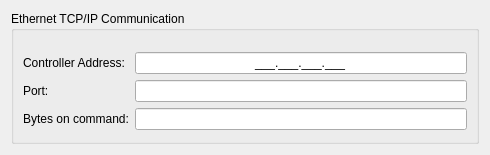
Qt form NWTR_Robotics_GUI/ethernettcpcommunicationconfigwidget.ui (mnowator/SCARA_Control) before a commit.
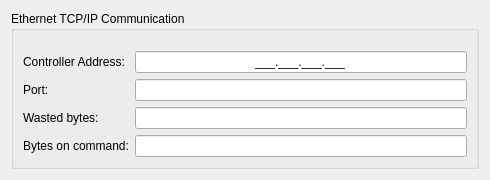
The same form after that commit. Custom widgets are drawn as their Qt base class.

What changed in the file:
```diff
--- a/NWTR_Robotics_GUI/ethernettcpcommunicationconfigwidget.ui
+++ b/NWTR_Robotics_GUI/ethernettcpcommunicationconfigwidget.ui
@@ -41,6 +41,13 @@
             </property>
            </widget>
           </item>
+          <item>
+           <widget class="QLabel" name="label_4">
+            <property name="text">
+             <string>Wasted bytes:</string>
+            </property>
+           </widget>
+          </item>
           <item>
            <widget class="QLabel" name="label_3">
             <property name="text">
@@ -72,6 +79,13 @@
             </property>
            </widget>
           </item>
+          <item>
+           <widget class="QLineEdit" name="wastedBytesLineEdit">
+            <property name="alignment">
+             <set>Qt::AlignCenter</set>
+            </property>
+           </widget>
+          </item>
           <item>
            <widget class="LineEdit" name="bytesOnCommandLineEdit">
             <property name="alignment">
```
